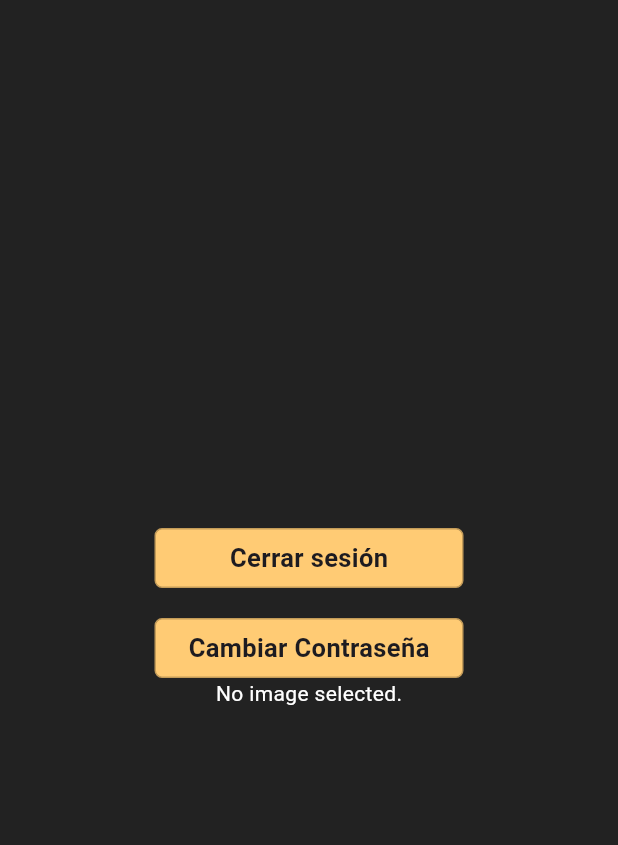
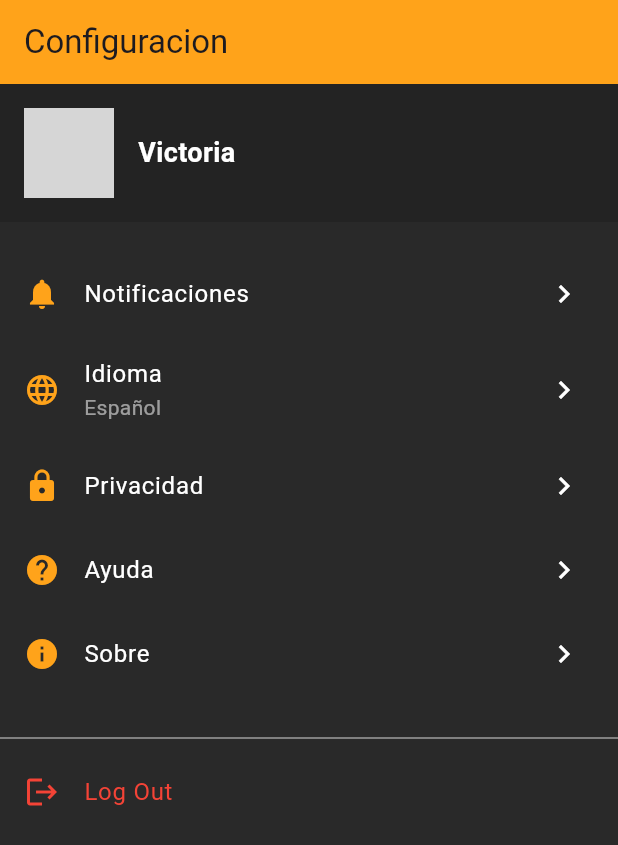
Before and after one commit to alexisollwell/lovelink, a Flutter app: the Config screen opened directly, on a phone screen of 412 x 824 dp. Shown: the top 845 px of the screen. Run offline on Flutter 3.47's test engine with Material 3 defaults, Android fonts, the phone set to English and light mode, and no system bars; our stand-ins replace flutter_card_swiper, flutter_carousel_widget, image_picker, readmore, salomon_bottom_bar, shared_preferences; accounts and stored records are empty; Roboto replaces fonts that are missing (Monse); grey boxes are pictures that could not be loaded.

Commit message:
CONFIG
Pagina de configuracion y agregamos constants

Co-Authored-By: Heribucc <147284070+herilamas@users.noreply.github.com>
Co-Authored-By: NorteBrewingCo <114934817+NorteBrewingCo@users.noreply.github.com>

```diff
--- a/lib/constants.dart
+++ b/lib/constants.dart
@@ -0,0 +1,4 @@
+import 'package:flutter/material.dart';
+
+Color background  = const Color(0xff292929);
+Color backgroundNav  = const Color(0xff232323);
--- a/lib/views/MainPages/Config/Config.dart
+++ b/lib/views/MainPages/Config/Config.dart
@@ -1,11 +1,10 @@
-import 'dart:io';
-
 import 'package:flutter/material.dart';
 import 'package:image_picker/image_picker.dart';
 import 'package:lovelink/views/MainPages/Config/PasswordChange.dart';
 import 'package:lovelink/views/components/LoveButton.dart';
 import 'package:shared_preferences/shared_preferences.dart';
 
+import '../../../constants.dart';
 import '../../access/Login.dart';
 
 class Config extends StatefulWidget {
@@ -24,92 +23,137 @@ class _ConfigState extends State<Config> {
       context: context,
       builder: (context) {
         return AlertDialog(
-            content: const Text("Estas seguro de cerrar tu sesión"),
+          content: const Text("Estas seguro de cerrar tu sesión?"),
           actions: [
             TextButton(
               onPressed: () async {
-                    final SharedPreferences prefs = await SharedPreferences
-                        .getInstance();
+                Navigator.pop(context);
+                final SharedPreferences prefs = await SharedPreferences.getInstance();
                 await prefs.remove('user');
                 await prefs.remove('password');
-
-                    Navigator.push(context,
-                        MaterialPageRoute(builder: (context) => const Login())
+                Navigator.pushReplacement(context, MaterialPageRoute(builder: (context) => const Login()));
+              },
+              child: const Text("Si"),
+            ),
+            TextButton(
+              onPressed: () {
+                Navigator.pop(context);
+              },
+              child: const Text("No"),
+            ),
+          ],
         );
       },
-                  child: const Text("Simon")
-              ),
-              TextButton(
-                  onPressed: () async {
-                    Navigator.pop(context);
-                  },
-                  child: const Text("Nel")
-              )
-            ],
-          );
-        }
     );
   }
 
-    Future<void> test()async{
+  Future<void> test() async {
     final ImagePicker picker = ImagePicker();
-// Pick an image.
     final XFile? image = await picker.pickImage(source: ImageSource.gallery);
     setState(() {
       _imageFile = image;
     });
-
-      // Capture a photo.
-      //final XFile? photo = await picker.pickImage(source: ImageSource.camera);
-
-// Pick a video.
-      //final XFile? galleryVideo = await picker.pickVideo(source: ImageSource.gallery);
-// Capture a video.
-      //final XFile? cameraVideo = await picker.pickVideo(source: ImageSource.camera);
-// Pick multiple images.
-      //final List<XFile> images = await picker.pickMultiImage();
-// Pick singe image or video.
-      //final XFile? media = await picker.pickMedia();
-// Pick multiple images and videos.
-      //final List<XFile> medias = await picker.pickMultipleMedia();    }
-
-
   }
 
   void goToPasswordChange() {
     Navigator.push(
         context,
-        MaterialPageRoute(builder: (context) => const PasswordChange()
-        )
+        MaterialPageRoute(builder: (context) => const PasswordChange())
     );
   }
-
 
   @override
   Widget build(BuildContext context) {
     return Scaffold(
-      backgroundColor: Colors.black87,
-      body: Column(
-        mainAxisAlignment: MainAxisAlignment.center,
+      appBar: AppBar(
+        backgroundColor: const Color(0xffffa31a),
+        automaticallyImplyLeading: false,
+        title: const Text('Configuracion'),
+      ),
+      body: Container(
+        color: background,
+        child: ListView(
           children: [
-          Center(
-            child: InkWell(
-              onTap: closeSession,
-              child: LoveButton(texto: "Cerrar sesión", Wsize: MediaQuery.of(context).size.width/2),
+            Container(
+              color: backgroundNav,
+              padding: const EdgeInsets.all(16.0),
+              child: const Row(
+                children: [
+                  CircleAvatar(
+                    radius: 30.0,
+                    backgroundImage: AssetImage('assets/images/cat.jpg'),
+                  ),
+                  SizedBox(width: 16.0),
+                  Column(
+                    crossAxisAlignment: CrossAxisAlignment.start,
+                    children: [
+                      Text(
+                        'Victoria',
+                        style: TextStyle(
+                          color: Colors.white,
+                          fontSize: 18.0,
+                          fontWeight: FontWeight.bold,
                         ),
                       ),
-          const SizedBox(height: 20,),
-          Center(
-            child: InkWell(
-              onTap: goToPasswordChange,
-              child: LoveButton(texto: "Cambiar Contraseña", Wsize: MediaQuery.of(context).size.width/2),
+                    ],
+                  ),
+                ],
               ),
             ),
+            const SizedBox(height: 20.0),
+            // Settings
+            settingsItem(Icons.notifications, 'Notificaciones'),
+            settingsItem(Icons.language, 'Idioma', 'Español'),
+            settingsItem(Icons.lock, 'Privacidad'),
+            settingsItem(Icons.help, 'Ayuda'),
+            settingsItem(Icons.info, 'Sobre'),
+            const SizedBox(height: 20.0),
+            // Log Out
+            const Divider(color: Colors.white54),
+            ListTile(
+              leading: const Icon(Icons.logout, color: Colors.red),
+              title: const Text(
+                'Log Out',
+                style: TextStyle(color: Colors.red),
+              ),
+              onTap: closeSession,
+            ),
+            const SizedBox(height: 20.0),
+            /*Center(
+              child: InkWell(
+                onTap: test,
+                child: LoveButton(texto: "Seleccionar Imagen", Wsize: MediaQuery.of(context).size.width/2),
+              ),
+            ),
+            const SizedBox(height: 20.0),
             _imageFile == null
                 ? const Text('No image selected.', style: TextStyle(color: Colors.white),)
-              : Image.file(File(_imageFile!.path),height: 100,width: 100,),
+                : Image.file(File(_imageFile!.path), height: 100, width: 100,),*/
           ],
+        ),
       ),
     );
   }
+
+  Widget settingsItem(IconData icon, String title, [String? subtitle]) {
+    return ListTile(
+      leading: Icon(icon, color: const Color(0xffffa31a)),
+      title: Text(
+        title,
+        style: const TextStyle(color: Colors.white),
+      ),
+      subtitle: subtitle != null
+          ? Text(
+        subtitle,
+        style: const TextStyle(color: Colors.white54),
+      )
+          : null,
+      trailing: const Icon(Icons.chevron_right, color: Colors.white),
+      onTap: () {
+        if (title == 'Cambiar Contraseña') {
+          goToPasswordChange();
         }
+      },
+    );
+  }
+}
```
Lines whose indentation alone changed are shown as unchanged.
